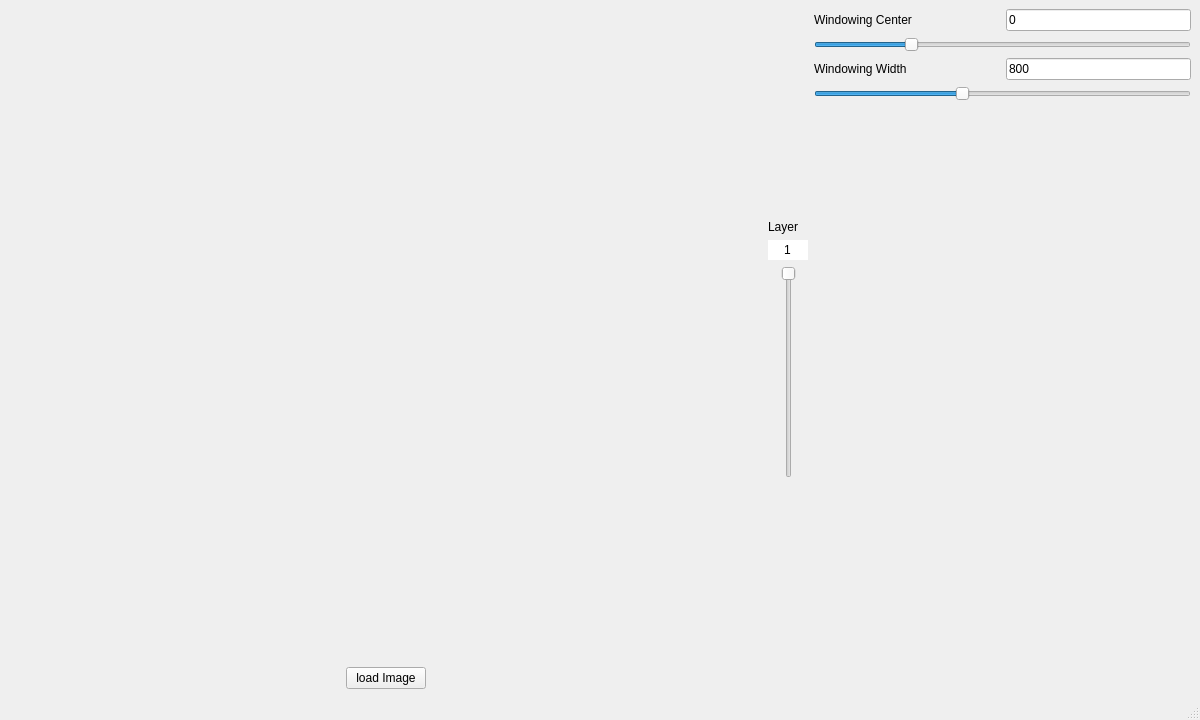
TheChrizZly/LibreCTS, file src/ui/mainwindow.ui: the form before one commit.
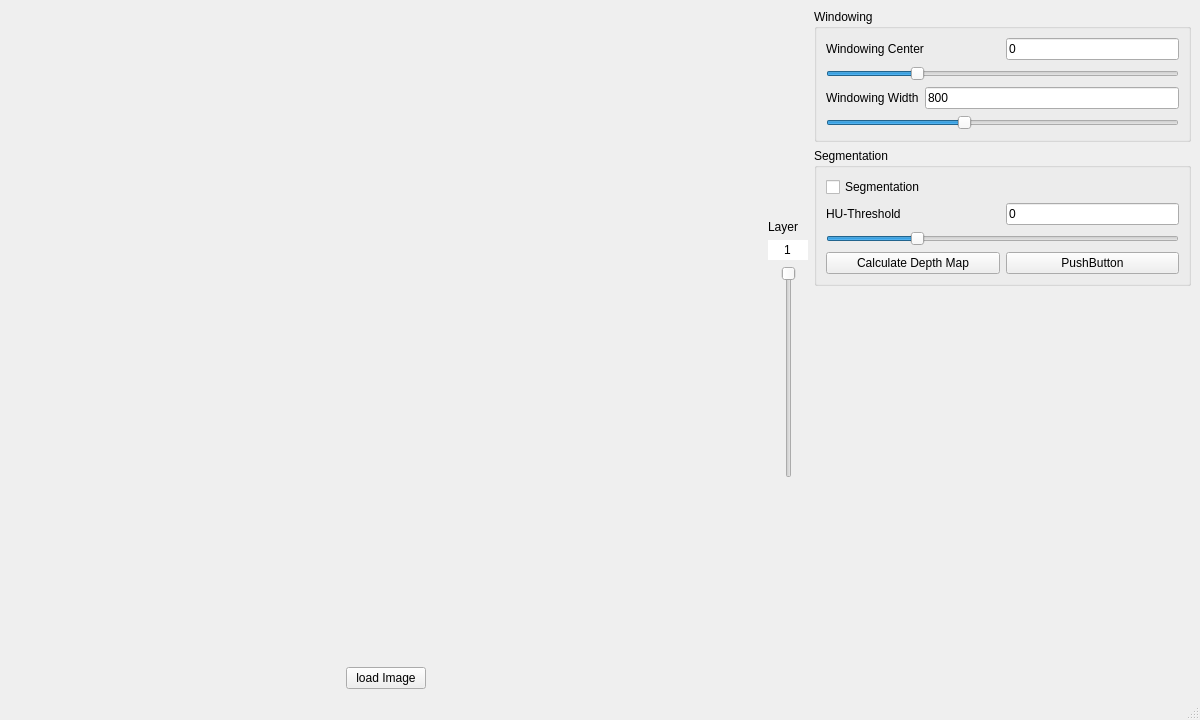
The form after the commit. Custom widgets are drawn as their Qt base class.

The edit to the form file:
```diff
--- a/src/ui/mainwindow.ui
+++ b/src/ui/mainwindow.ui
@@ -213,6 +213,12 @@
       <item>
        <layout class="QVBoxLayout" name="verticalLayout_3">
         <item>
+         <widget class="QGroupBox" name="windowingGroupBox">
+          <property name="title">
+           <string>Windowing</string>
+          </property>
+          <layout class="QVBoxLayout" name="verticalLayout_6">
+           <item>
          <layout class="QHBoxLayout" name="horizontalLayout_5" stretch="1,1">
           <item>
            <widget class="QLabel" name="windowCenterLabel">
@@ -259,7 +265,7 @@
          </widget>
         </item>
         <item>
-         <layout class="QHBoxLayout" name="horizontalLayout_6" stretch="1,1">
+            <layout class="QHBoxLayout" name="horizontalLayout_6" stretch="0,1">
           <item>
            <widget class="QLabel" name="windowWidthLabel">
             <property name="text">
@@ -296,6 +302,89 @@
           <property name="tickPosition">
            <enum>QSlider::TickPosition::NoTicks</enum>
           </property>
+            </widget>
+           </item>
+          </layout>
+         </widget>
+        </item>
+        <item>
+         <widget class="QGroupBox" name="segmentationGroupBox">
+          <property name="title">
+           <string>Segmentation</string>
+          </property>
+          <layout class="QVBoxLayout" name="verticalLayout_7">
+           <item>
+            <widget class="QCheckBox" name="segmentationCheckbox">
+             <property name="text">
+              <string>Segmentation</string>
+             </property>
+            </widget>
+           </item>
+           <item>
+            <layout class="QHBoxLayout" name="horizontalLayout_8" stretch="1,1">
+             <item>
+              <widget class="QLabel" name="segmentationHUThresholdLabel">
+               <property name="text">
+                <string>HU-Threshold</string>
+               </property>
+              </widget>
+             </item>
+             <item>
+              <widget class="QLineEdit" name="segmentationThresholdValue">
+               <property name="text">
+                <string>0</string>
+               </property>
+               <property name="maxLength">
+                <number>5</number>
+               </property>
+              </widget>
+             </item>
+            </layout>
+           </item>
+           <item>
+            <widget class="QSlider" name="segmentationThresholdSlider">
+             <property name="sizePolicy">
+              <sizepolicy hsizetype="Expanding" vsizetype="Fixed">
+               <horstretch>0</horstretch>
+               <verstretch>0</verstretch>
+              </sizepolicy>
+             </property>
+             <property name="minimum">
+              <number>-1024</number>
+             </property>
+             <property name="maximum">
+              <number>3095</number>
+             </property>
+             <property name="value">
+              <number>0</number>
+             </property>
+             <property name="sliderPosition">
+              <number>0</number>
+             </property>
+             <property name="orientation">
+              <enum>Qt::Orientation::Horizontal</enum>
+             </property>
+            </widget>
+           </item>
+           <item>
+            <layout class="QHBoxLayout" name="horizontalLayout_9">
+             <item>
+              <widget class="QPushButton" name="calculateDepthMapButton">
+               <property name="text">
+                <string>Calculate Depth Map</string>
+               </property>
+              </widget>
+             </item>
+             <item>
+              <widget class="QPushButton" name="pushButton">
+               <property name="text">
+                <string>PushButton</string>
+               </property>
+              </widget>
+             </item>
+            </layout>
+           </item>
+          </layout>
          </widget>
         </item>
         <item>
```
Lines whose indentation alone changed are shown as unchanged.
